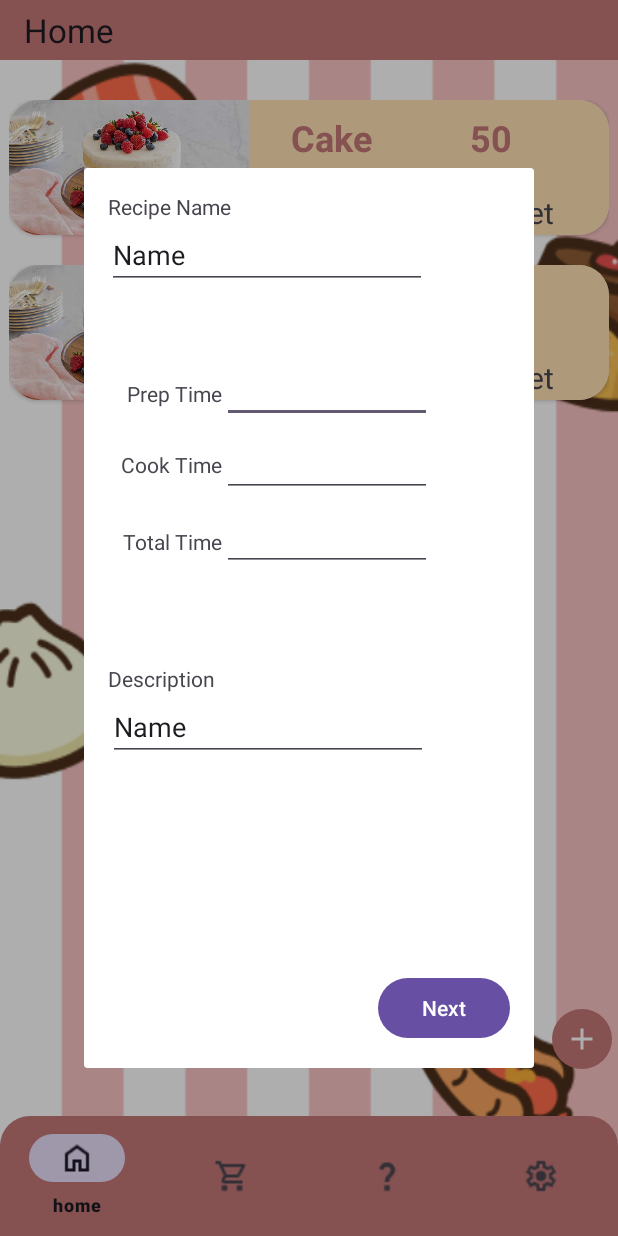
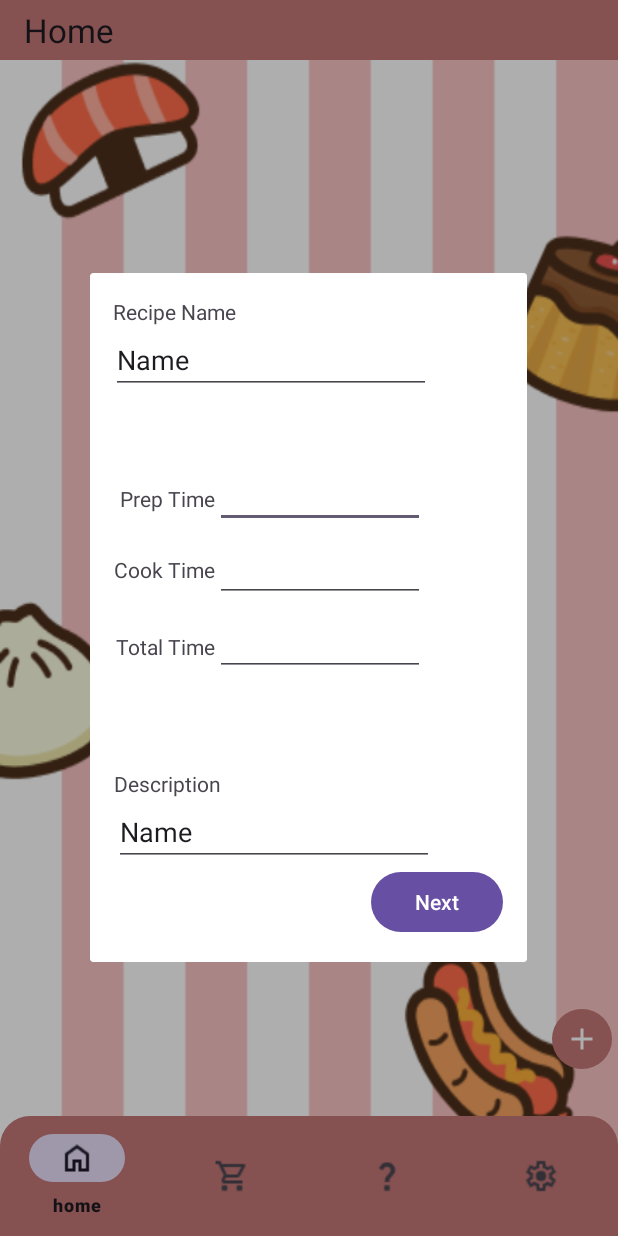
Before and after one commit to StevenH1234/Cookie-Jar, an Android app built with Jetpack Compose: the screen it shows after launch (MainActivity), after a tap on an icon or button, on a phone screen of 412 x 824 dp. Run offline under Robolectric (Android 15) with nearby library versions, the phone set to English and light mode, and no system bars; our stand-ins replace Room's generated code, navigation-ui.

Commit message:
add recipe to DB

```diff
--- a/app/build.gradle.kts
+++ b/app/build.gradle.kts
@@ -46,6 +46,11 @@ dependencies {
     implementation("androidx.navigation:navigation-compose:$nav_version")
     androidTestImplementation("androidx.navigation:navigation-testing:$nav_version")
 
+    //room database dependencies
+    val room_version = "2.4.0"
+    implementation("androidx.room:room-runtime:$room_version")
+    annotationProcessor("androidx.room:room-compiler:$room_version")
+
     implementation("androidx.lifecycle:lifecycle-livedata:2.6.2")
     implementation("androidx.lifecycle:lifecycle-viewmodel:2.6.2")
     implementation("androidx.appcompat:appcompat:1.6.1")
--- a/app/src/main/java/com/mobileapp/cookie_jar/MainActivity.java
+++ b/app/src/main/java/com/mobileapp/cookie_jar/MainActivity.java
@@ -16,6 +16,7 @@ import android.util.Log;
 import android.view.Menu;
 import android.view.MenuItem;
 import android.widget.Button;
+import android.widget.EditText;
 import android.widget.Toolbar;
 
 import com.google.android.material.appbar.MaterialToolbar;
@@ -24,6 +25,7 @@ import com.google.android.material.bottomnavigation.BottomNavigationView;
 public class MainActivity extends AppCompatActivity {
 
     Button add_button;
+    EditText recipe_edit, description_edit, prep_time_edit, cook_time_edit, total_time_edit;
     Dialog mDialog;
     @Override
     protected void onCreate(Bundle savedInstanceState) {
--- /dev/null
+++ b/app/src/main/java/com/mobileapp/cookie_jar/RecipeDAO.java
@@ -0,0 +1,59 @@
+package com.mobileapp.cookie_jar;
+
+import androidx.lifecycle.LiveData;
+import androidx.room.Dao;
+import androidx.room.Delete;
+import androidx.room.Insert;
+import androidx.room.Query;
+import androidx.room.Update;
+
+import java.util.List;
+
+@Dao
+public interface RecipeDAO {
+
+    @Insert
+    public void addRecipe(Recipe recipe);
+    @Update
+    public void updateRecipe(Recipe recipe);
+    @Delete
+    public void deleteRecipe(Recipe recipe);
+
+    @Query("select * from recipe")
+    LiveData<List<Recipe>> getAllRecipes();
+
+    @Query("select * from recipe where recipe_id==:Recipe_id")
+    public Recipe getRecipe(int Recipe_id);
+}
+
+@Dao
+interface IngredientDAO {
+    @Insert
+    public void addIngredient(Ingredient ingredient);
+    @Update
+    public void updateIngredient(Ingredient ingredient);
+    @Delete
+    public void deleteIngredient(Ingredient ingredient);
+
+    @Query("select * from ingredient")
+    public List<Ingredient> getAllIngredients();
+
+    @Query("select * from ingredient where ingredient_name==:Ingredient_name")
+    public Ingredient getIngredient(String Ingredient_name);
+}
+
+@Dao
+interface StepsDAO {
+    @Insert
+    public void addSteps(Steps steps);
+    @Update
+    public void updateSteps(Steps steps);
+    @Delete
+    public void deleteSteps(Steps step);
+
+    @Query("select * from steps")
+    public List<Steps> getAllSteps();
+
+    @Query("select * from steps where recipe_id==:Recipe_id")
+    public Steps getSteps(int Recipe_id);
+}
--- /dev/null
+++ b/app/src/main/java/com/mobileapp/cookie_jar/RecipeDatabase.java
@@ -0,0 +1,26 @@
+package com.mobileapp.cookie_jar;
+
+import android.content.Context;
+
+import androidx.room.Database;
+import androidx.room.Room;
+import androidx.room.RoomDatabase;
+
+@Database(entities = {Recipe.class},version = 1)
+public abstract class RecipeDatabase extends RoomDatabase {
+
+    public abstract RecipeDAO getRecipeDAO();
+    private static volatile RecipeDatabase INSTANCE;
+
+    static RecipeDatabase getInstance(Context context) {
+        if(INSTANCE == null){
+            synchronized (RecipeDatabase.class) {
+                if (INSTANCE == null) {
+                    INSTANCE = Room.databaseBuilder(context.getApplicationContext(),
+                            RecipeDatabase.class, "recipeDB").build();
+                }
+            }
+        }
+        return INSTANCE;
+    }
+}
--- a/app/src/main/java/com/mobileapp/cookie_jar/Recipe_RecyclerViewAdapater.java
+++ b/app/src/main/java/com/mobileapp/cookie_jar/Recipe_RecyclerViewAdapater.java
@@ -1,6 +1,7 @@
 package com.mobileapp.cookie_jar;
 
 import android.content.Context;
+import android.util.Log;
 import android.view.LayoutInflater;
 import android.view.View;
 import android.view.ViewGroup;
@@ -11,13 +12,16 @@ import androidx.annotation.NonNull;
 import androidx.recyclerview.widget.RecyclerView;
 
 import java.util.ArrayList;
+import java.util.List;
 
 public class Recipe_RecyclerViewAdapater extends RecyclerView.Adapter<Recipe_RecyclerViewAdapater.MyViewHolder> {
     Context context;
-    ArrayList<recipeModel> recipeModels;
-    public Recipe_RecyclerViewAdapater(Context context, ArrayList<recipeModel> recipeModels){
+    List<Recipe> recipes;
+
+    // constructor
+    public Recipe_RecyclerViewAdapater(Context context){
         this.context = context;
-        this.recipeModels = recipeModels;
+        this.recipes = new ArrayList<>();
     }
     @NonNull
     @Override
@@ -29,15 +33,28 @@ public class Recipe_RecyclerViewAdapater extends RecyclerView.Adapter<Recipe_Rec
 
     @Override
     public void onBindViewHolder(@NonNull Recipe_RecyclerViewAdapater.MyViewHolder holder, int position) {
-        holder.recipe.setText(recipeModels.get(position).getRecipeName());
-        holder.time.setText(recipeModels.get(position).getRecipeCookTime());
-        holder.description.setText((recipeModels.get(position).getRecipeDescription()));
-        holder.imageView.setImageResource(recipeModels.get(position).getRecipeImage());
+        if (recipes != null) {
+            Recipe current = recipes.get(position);
+            holder.recipe.setText(current.getRecipeName());
+            holder.time.setText(String.valueOf(current.getCookTime()));
+            holder.description.setText(current.getDescription());
+        } else {
+            holder.recipe.setText("No Recipes");
+        }
+    }
+
+    void setRecipe(List<Recipe> data){
+        recipes = data;
+        notifyDataSetChanged();
     }
 
     @Override
     public int getItemCount() {
-        return recipeModels.size();
+        if (recipes != null){
+            return recipes.size();
+        } else {
+            return 0;
+        }
     }
 
     public static class MyViewHolder extends RecyclerView.ViewHolder{
--- a/app/src/main/java/com/mobileapp/cookie_jar/homeFragment.java
+++ b/app/src/main/java/com/mobileapp/cookie_jar/homeFragment.java
@@ -1,62 +1,154 @@
 package com.mobileapp.cookie_jar;
 
 import android.app.Dialog;
+import android.os.AsyncTask;
 import android.os.Bundle;
 
 import androidx.annotation.NonNull;
 import androidx.annotation.Nullable;
 import androidx.fragment.app.Fragment;
+import androidx.lifecycle.LiveData;
+import androidx.lifecycle.Observer;
+import androidx.lifecycle.ViewModelProvider;
 import androidx.recyclerview.widget.LinearLayoutManager;
 import androidx.recyclerview.widget.RecyclerView;
+import androidx.room.Room;
+import androidx.room.RoomDatabase;
+import androidx.sqlite.db.SupportSQLiteDatabase;
 
+import android.os.Handler;
+import android.os.Looper;
+import android.util.Log;
 import android.view.LayoutInflater;
 import android.view.View;
 import android.view.ViewGroup;
 import android.widget.Button;
+import android.widget.EditText;
 import android.widget.ImageButton;
+import android.widget.Toast;
 
 import java.util.ArrayList;
+import java.util.List;
+import java.util.concurrent.ExecutorService;
+import java.util.concurrent.Executors;
 
 public class homeFragment extends Fragment {
     ArrayList<recipeModel> homeRecipeModels = new ArrayList<recipeModel>();
+    Recipe_RecyclerViewAdapater adapter;
     ImageButton add_button;
     Dialog mDialog;
+
+    RecipeDatabase recipeDB;
+    recipeModel recipeViewModel;
+    Recipe_RecyclerViewAdapater recipeAdapter;
+
+    EditText recipe_edit, description_edit, prep_time_edit, cook_time_edit, total_time_edit;
+    Button next_button;
     @Override
     public View onCreateView(LayoutInflater inflater, ViewGroup container,
                              Bundle savedInstanceState) {
         View view = inflater.inflate(R.layout.fragment_home, container, false);
         add_button = view.findViewById(R.id.add_button);
+
+        // pop out one: making recipe
+        View popUpOne = inflater.inflate(R.layout.add_recipe_popup_1, null);
+        recipe_edit = popUpOne.findViewById(R.id.recipe_edit);
+        description_edit = popUpOne.findViewById(R.id.description_edit);
+        prep_time_edit = popUpOne.findViewById(R.id.prep_time_edit);
+        cook_time_edit = popUpOne.findViewById(R.id.cook_time_edit);
+        total_time_edit = popUpOne.findViewById(R.id.total_time_edit);
+        next_button = popUpOne.findViewById(R.id.save);
+
         mDialog = new Dialog(requireContext());
+
+         //create recipe DB
+        RoomDatabase.Callback myCallBack = new RoomDatabase.Callback() {
+            @Override
+            public void onCreate(@NonNull SupportSQLiteDatabase db) {
+                super.onCreate(db);
+            }
+
+            @Override
+            public void onOpen(@NonNull SupportSQLiteDatabase db) {
+                super.onOpen(db);
+            }
+        };
+        recipeDB = Room.databaseBuilder(requireContext(), RecipeDatabase.class, "recipeDB").addCallback(myCallBack).build();
+
+        // set up recyclerview
+        RecyclerView recyclerView = view.findViewById(R.id.homeRecyclerView);
+        recyclerView.setLayoutManager(new LinearLayoutManager(getContext()));
+        recyclerView.setHasFixedSize(true);
+        adapter = new Recipe_RecyclerViewAdapater(getContext());
+        recyclerView.setAdapter(adapter);
+
+        // set up viewModel
+        recipeViewModel = new ViewModelProvider(this).get(recipeModel.class);
+        recipeViewModel.getAllRecipes().observe(getViewLifecycleOwner(), new Observer<List<Recipe>>() {
+            @Override
+            public void onChanged(List<Recipe> recipes) {
+                if (recipes != null) {
+                    adapter.setRecipe(recipes);
+                }
+            }
+        });
 
         // on click listener to add a recipe
         add_button.setOnClickListener(new View.OnClickListener() {
             @Override
             public void onClick(View v) {
-                mDialog.setContentView(R.layout.add_recipe_popup_1);
+                // TODO: using setCOntentView(popUpOne) makes the pop up smaller than using R.id.add_recipe_popup_1
+                mDialog.setContentView(popUpOne);
                 mDialog.show();
+            }
+        });
+
+        // on click listener for navigating to the next pop-up
+        next_button.setOnClickListener(new View.OnClickListener() {
+            @Override
+            public void onClick(View v) {
+                String insertRecipeName = recipe_edit.getText().toString();
+                String insertDescription = description_edit.getText().toString();
+                String insertPrepTimeStr = prep_time_edit.getText().toString();
+                int insertPrepTime = Integer.parseInt(insertPrepTimeStr);
+                String insertCookTimeStr = cook_time_edit.getText().toString();
+                int insertCookTime = Integer.parseInt(insertCookTimeStr);
+                String insertTotalTimeStr = total_time_edit.getText().toString();
+                int insertTotalTime = Integer.parseInt(insertTotalTimeStr);
+
+                Recipe recipe1 = new Recipe(0,insertRecipeName,insertPrepTime, insertCookTime, insertTotalTime, insertDescription);
+                addNewRecipe(recipe1);
+                adapter.notifyDataSetChanged();
+                mDialog.dismiss();
             }
         });
         return view;
     }
 
+    // abstracted add function to interact with DAO
+    public void addNewRecipe(Recipe recipe){
+        ExecutorService executorService = Executors.newSingleThreadExecutor();
+        Handler handler = new Handler(Looper.getMainLooper());
+        executorService.execute(new Runnable() {
+            @Override
+            public void run() {
+                //background task
+                recipeDB.getRecipeDAO().addRecipe(recipe);
+                requireActivity().runOnUiThread(new Runnable() {
+                    @Override
+                    public void run() {
+                        List<Recipe> updatedRecipes = new ArrayList<>(adapter.recipes);
+                        updatedRecipes.add(recipe);
+                        adapter.setRecipe(updatedRecipes);
+                        Toast.makeText(requireContext(), "added to DB", Toast.LENGTH_SHORT).show();
+                    }
+                });
+            }
+        });
+    }
+
     @Override
     public void onViewCreated(@NonNull View view, @Nullable Bundle savedInstanceState) {
         super.onViewCreated(view, savedInstanceState);
-
-        RecyclerView recyclerView = view.findViewById(R.id.homeRecyclerView);
-        recyclerView.setLayoutManager(new LinearLayoutManager(getContext()));
-        recyclerView.setHasFixedSize(true);
-
-        //TODO: setup models temporarily hardcoded
-        String[] recipeNames = getResources().getStringArray(R.array.Recipe_name);
-        String[] recipeTimes = getResources().getStringArray(R.array.Recipe_time_mins);
-        String[] recipeDescription = getResources().getStringArray(R.array.recipe_description);
-        int[] recipeImages = {R.drawable.cake_placeholder};
-        homeRecipeModels.add(new recipeModel(recipeNames[0], recipeTimes[0], recipeDescription[0], recipeImages[0]));
-        //TODO: check if this is adding to the recipeModels
-
-        Recipe_RecyclerViewAdapater adapter = new Recipe_RecyclerViewAdapater(getContext(), homeRecipeModels);
-        recyclerView.setAdapter(adapter);
-        //recyclerView.setLayoutManager(new LinearLayoutManager(getActivity()));
     }
 }
--- a/app/src/main/java/com/mobileapp/cookie_jar/recipeModel.java
+++ b/app/src/main/java/com/mobileapp/cookie_jar/recipeModel.java
@@ -1,32 +1,29 @@
 package com.mobileapp.cookie_jar;
 
-public class recipeModel {
-    String recipeName;
-    String recipeCookTime;
-    String recipeDescription;
-    int recipeImage;
+import android.app.Application;
 
-    public recipeModel(String recipeName, String recipeCookTime,
-                       String recipeDescription, int recipeImage) {
-        this.recipeName = recipeName;
-        this.recipeCookTime = recipeCookTime;
-        this.recipeDescription = recipeDescription;
-        this.recipeImage = recipeImage;
+import androidx.annotation.NonNull;
+//import androidx.compose.runtime.external.kotlinx.collections.immutable.implementations.persistentOrderedMap.LinkedValue;
+import androidx.lifecycle.AndroidViewModel;
+import androidx.lifecycle.LiveData;
+
+import java.util.List;
+
+public class recipeModel extends AndroidViewModel{
+
+    RecipeDAO recipeDAO;
+    RecipeDatabase recipeDB;
+    LiveData<List<Recipe>> allRecipes;
+
+    public recipeModel(Application application) {
+        super(application);
+
+        recipeDB = RecipeDatabase.getInstance(application);
+        recipeDAO = recipeDB.getRecipeDAO();
+        allRecipes = recipeDAO.getAllRecipes();
     }
 
-    public String getRecipeName() {
-        return recipeName;
-    }
-
-    public String getRecipeCookTime() {
-        return recipeCookTime;
-    }
-
-    public String getRecipeDescription() {
-        return recipeDescription;
-    }
-
-    public int getRecipeImage() {
-        return recipeImage;
+    LiveData<List<Recipe>> getAllRecipes() {
+        return allRecipes;
     }
 }
--- a/app/src/main/res/layout/add_recipe_popup_1.xml
+++ b/app/src/main/res/layout/add_recipe_popup_1.xml
@@ -19,7 +19,7 @@
         app:layout_constraintTop_toTopOf="parent" />
 
     <EditText
-        android:id="@+id/editTextNumber"
+        android:id="@+id/prep_time_edit"
         android:layout_width="wrap_content"
         android:layout_height="wrap_content"
         android:layout_marginTop="52dp"
@@ -28,10 +28,10 @@
         android:inputType="number"
         android:textSize="12dp"
         app:layout_constraintEnd_toEndOf="parent"
-        app:layout_constraintTop_toBottomOf="@+id/editTextText" />
+        app:layout_constraintTop_toBottomOf="@+id/recipe_edit" />
 
     <EditText
-        android:id="@+id/editTextNumber3"
+        android:id="@+id/total_time_edit"
         android:layout_width="wrap_content"
         android:layout_height="wrap_content"
         android:layout_marginTop="12dp"
@@ -40,7 +40,7 @@
         android:inputType="number"
         android:textSize="12dp"
         app:layout_constraintEnd_toEndOf="parent"
-        app:layout_constraintTop_toBottomOf="@+id/editTextNumber2" />
+        app:layout_constraintTop_toBottomOf="@+id/cook_time_edit" />
 
     <TextView
         android:id="@+id/add_recipe_total_cook_time"
@@ -49,7 +49,7 @@
         android:layout_marginStart="16dp"
         android:layout_marginTop="32dp"
         android:text="@string/add_total_cook_time"
-        app:layout_constraintEnd_toStartOf="@+id/editTextNumber3"
+        app:layout_constraintEnd_toStartOf="@+id/total_time_edit"
         app:layout_constraintHorizontal_bias="1.0"
         app:layout_constraintStart_toStartOf="parent"
         app:layout_constraintTop_toBottomOf="@+id/add_recipe_cook_time" />
@@ -61,7 +61,7 @@
         android:layout_marginStart="16dp"
         android:layout_marginTop="28dp"
         android:text="@string/add_recipe_cook_time"
-        app:layout_constraintEnd_toStartOf="@+id/editTextNumber2"
+        app:layout_constraintEnd_toStartOf="@+id/cook_time_edit"
         app:layout_constraintHorizontal_bias="1.0"
         app:layout_constraintStart_toStartOf="parent"
         app:layout_constraintTop_toBottomOf="@+id/add_recipe_prep_time" />
@@ -72,13 +72,13 @@
         android:layout_height="wrap_content"
         android:layout_marginTop="60dp"
         android:text="@string/add_recipe_prep_time"
-        app:layout_constraintEnd_toStartOf="@+id/editTextNumber"
+        app:layout_constraintEnd_toStartOf="@+id/prep_time_edit"
         app:layout_constraintHorizontal_bias="1.0"
         app:layout_constraintStart_toStartOf="parent"
-        app:layout_constraintTop_toBottomOf="@+id/editTextText" />
+        app:layout_constraintTop_toBottomOf="@+id/recipe_edit" />
 
     <EditText
-        android:id="@+id/editTextNumber2"
+        android:id="@+id/cook_time_edit"
         android:layout_width="wrap_content"
         android:layout_height="wrap_content"
         android:layout_marginTop="12dp"
@@ -87,10 +87,10 @@
         android:inputType="number"
         android:textSize="12dp"
         app:layout_constraintEnd_toEndOf="parent"
-        app:layout_constraintTop_toBottomOf="@+id/editTextNumber" />
+        app:layout_constraintTop_toBottomOf="@+id/prep_time_edit" />
 
     <EditText
-        android:id="@+id/editTextText"
+        android:id="@+id/recipe_edit"
         android:layout_width="wrap_content"
         android:layout_height="wrap_content"
         android:ems="10"
@@ -102,7 +102,7 @@
         app:layout_constraintTop_toBottomOf="@+id/add_recipe_name" />
 
     <EditText
-        android:id="@+id/editTextText2"
+        android:id="@+id/description_edit"
         android:layout_width="wrap_content"
         android:layout_height="wrap_content"
         android:layout_marginStart="16dp"
@@ -123,13 +123,15 @@
         app:layout_constraintTop_toBottomOf="@+id/add_recipe_total_cook_time" />
 
     <Button
-        android:id="@+id/next_button"
+        android:id="@+id/save"
         android:layout_width="wrap_content"
         android:layout_height="wrap_content"
         android:layout_marginEnd="16dp"
         android:layout_marginBottom="16dp"
         android:text="@string/next_popup"
         app:layout_constraintBottom_toBottomOf="parent"
-        app:layout_constraintEnd_toEndOf="parent" />
+        app:layout_constraintEnd_toEndOf="parent"
+        app:layout_constraintTop_toBottomOf="@+id/description_edit"
+        app:layout_constraintVertical_bias="1.0" />
 
 </androidx.constraintlayout.widget.ConstraintLayout>
```
Also changed, not shown: app/src/main/java/com/mobileapp/cookie_jar/Recipe.java (added, +155 -0 lines).
